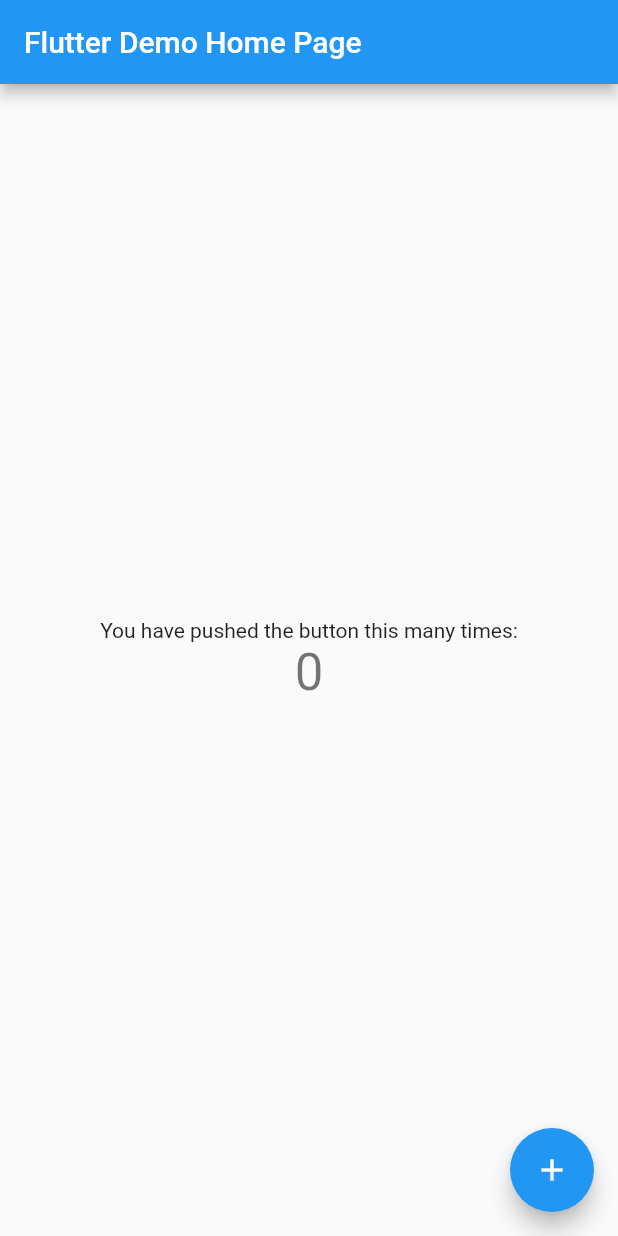
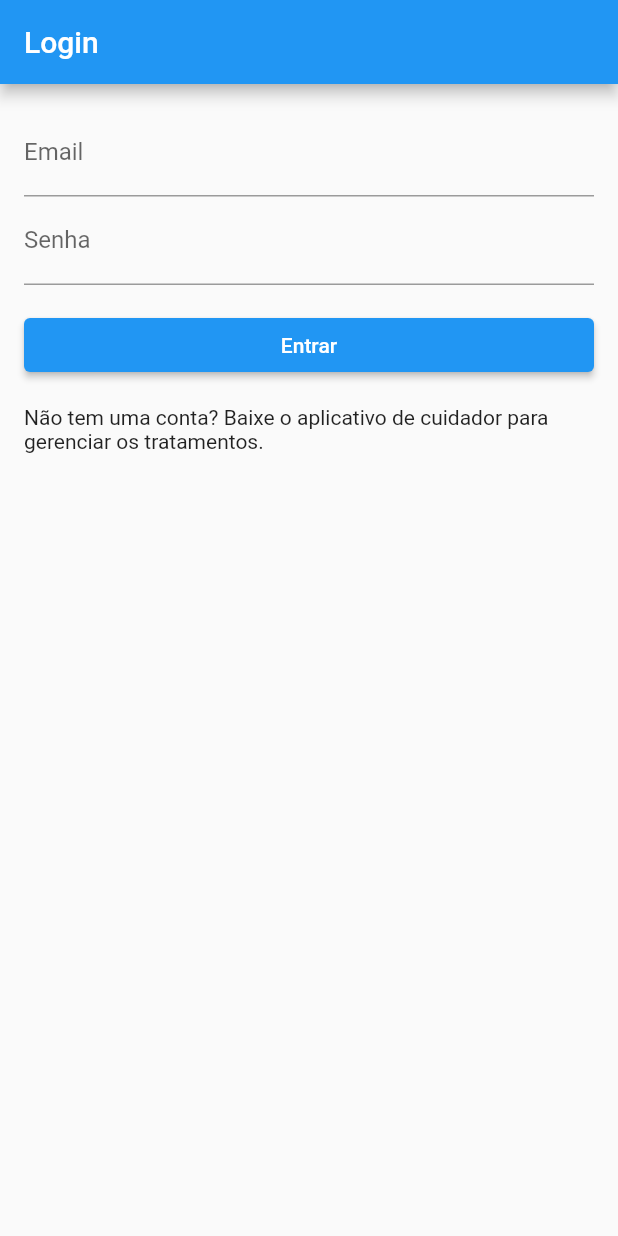
Before and after one commit to brunocmpr/app3idade_patient, a Flutter app: the screen it shows after launch, on a phone screen of 412 x 824 dp. Run offline on Flutter 3.47's test engine with Material 2 defaults, Android fonts, the phone set to English and light mode, and no system bars; our stand-ins replace flutter_secure_storage, shared_preferences.

Commit message:
Create login feature

```diff
--- a/lib/main.dart
+++ b/lib/main.dart
@@ -1,115 +1,22 @@
+import 'package:app3idade_patient/routes/routes.dart';
 import 'package:flutter/material.dart';
 
 void main() {
-  runApp(const MyApp());
+  runApp(const App3Idade());
 }
 
-class MyApp extends StatelessWidget {
-  const MyApp({super.key});
+class App3Idade extends StatelessWidget {
+  const App3Idade({super.key});
 
-  // This widget is the root of your application.
   @override
   Widget build(BuildContext context) {
     return MaterialApp(
-      title: 'Flutter Demo',
+      title: '3ª Idade Fácil',
       theme: ThemeData(
-        // This is the theme of your application.
-        //
-        // Try running your application with "flutter run". You'll see the
-        // application has a blue toolbar. Then, without quitting the app, try
-        // changing the primarySwatch below to Colors.green and then invoke
-        // "hot reload" (press "r" in the console where you ran "flutter run",
-        // or simply save your changes to "hot reload" in a Flutter IDE).
-        // Notice that the counter didn't reset back to zero; the application
-        // is not restarted.
         primarySwatch: Colors.blue,
       ),
-      home: const MyHomePage(title: 'Flutter Demo Home Page'),
+      initialRoute: Routes.login,
+      routes: Routes.routes,
     );
   }
 }
-
-class MyHomePage extends StatefulWidget {
-  const MyHomePage({super.key, required this.title});
-
-  // This widget is the home page of your application. It is stateful, meaning
-  // that it has a State object (defined below) that contains fields that affect
-  // how it looks.
-
-  // This class is the configuration for the state. It holds the values (in this
-  // case the title) provided by the parent (in this case the App widget) and
-  // used by the build method of the State. Fields in a Widget subclass are
-  // always marked "final".
-
-  final String title;
-
-  @override
-  State<MyHomePage> createState() => _MyHomePageState();
-}
-
-class _MyHomePageState extends State<MyHomePage> {
-  int _counter = 0;
-
-  void _incrementCounter() {
-    setState(() {
-      // This call to setState tells the Flutter framework that something has
-      // changed in this State, which causes it to rerun the build method below
-      // so that the display can reflect the updated values. If we changed
-      // _counter without calling setState(), then the build method would not be
-      // called again, and so nothing would appear to happen.
-      _counter++;
-    });
-  }
-
-  @override
-  Widget build(BuildContext context) {
-    // This method is rerun every time setState is called, for instance as done
-    // by the _incrementCounter method above.
-    //
-    // The Flutter framework has been optimized to make rerunning build methods
-    // fast, so that you can just rebuild anything that needs updating rather
-    // than having to individually change instances of widgets.
-    return Scaffold(
-      appBar: AppBar(
-        // Here we take the value from the MyHomePage object that was created by
-        // the App.build method, and use it to set our appbar title.
-        title: Text(widget.title),
-      ),
-      body: Center(
-        // Center is a layout widget. It takes a single child and positions it
-        // in the middle of the parent.
-        child: Column(
-          // Column is also a layout widget. It takes a list of children and
-          // arranges them vertically. By default, it sizes itself to fit its
-          // children horizontally, and tries to be as tall as its parent.
-          //
-          // Invoke "debug painting" (press "p" in the console, choose the
-          // "Toggle Debug Paint" action from the Flutter Inspector in Android
-          // Studio, or the "Toggle Debug Paint" command in Visual Studio Code)
-          // to see the wireframe for each widget.
-          //
-          // Column has various properties to control how it sizes itself and
-          // how it positions its children. Here we use mainAxisAlignment to
-          // center the children vertically; the main axis here is the vertical
-          // axis because Columns are vertical (the cross axis would be
-          // horizontal).
-          mainAxisAlignment: MainAxisAlignment.center,
-          children: <Widget>[
-            const Text(
-              'You have pushed the button this many times:',
-            ),
-            Text(
-              '$_counter',
-              style: Theme.of(context).textTheme.headlineMedium,
-            ),
-          ],
-        ),
-      ),
-      floatingActionButton: FloatingActionButton(
-        onPressed: _incrementCounter,
-        tooltip: 'Increment',
-        child: const Icon(Icons.add),
-      ), // This trailing comma makes auto-formatting nicer for build methods.
-    );
-  }
-}
--- /dev/null
+++ b/lib/routes/routes.dart
@@ -0,0 +1,16 @@
+import 'package:app3idade_patient/views/home_page.dart';
+import 'package:app3idade_patient/views/login_page.dart';
+import 'package:flutter/material.dart';
+
+class Routes {
+  static const login = '/';
+  static const homePage = '/home_page';
+
+  static Map<String, Widget Function(BuildContext)> get routes => {
+        login: (context) => const LoginPage(),
+        homePage: (context) {
+          final arguments = ModalRoute.of(context)!.settings.arguments as String;
+          return HomePage(token: arguments);
+        },
+      };
+}
--- /dev/null
+++ b/lib/services/api.dart
@@ -0,0 +1,21 @@
+import 'dart:convert';
+
+import 'package:app3idade_patient/services/token_buffer.dart';
+import 'package:http/http.dart';
+
+class API {
+  static const String url = "192.168.200.200:8080";
+
+  static String responseBodyToJson(Response response) => utf8.decode(response.bodyBytes);
+
+  static Map<String, String> headerContentTypeJson = {'Content-Type': 'application/json; charset=UTF-8'};
+  static Map<String, String> get headerAuthorization => {'Authorization': TokenBuffer().token};
+
+  static bool isSuccessResponse(BaseResponse response) => (200 <= response.statusCode && response.statusCode <= 299);
+  static bool isClientErrorResponse(BaseResponse response) =>
+      (400 <= response.statusCode && response.statusCode <= 499);
+  static bool isServerErrorResponse(BaseResponse response) =>
+      (500 <= response.statusCode && response.statusCode <= 599);
+  static bool isUnauthorizedOrForbiddenResponse(BaseResponse response) =>
+      (response.statusCode == 401 || response.statusCode == 403);
+}
--- /dev/null
+++ b/lib/services/token_buffer.dart
@@ -0,0 +1,25 @@
+class TokenBuffer {
+  String _token = '';
+
+  String get token => _token;
+
+  set token(String value) {
+    if (value.isNotEmpty) {
+      _token = value;
+    } else {
+      clear();
+    }
+  }
+
+  clear() {
+    _token = '';
+  }
+
+  bool isTokenAvailable() => _token.isNotEmpty;
+
+  TokenBuffer._constructor();
+  static final TokenBuffer _instance = TokenBuffer._constructor();
+  factory TokenBuffer() {
+    return _instance;
+  }
+}
--- /dev/null
+++ b/lib/views/login_page.dart
@@ -0,0 +1,104 @@
+import 'package:app3idade_patient/routes/routes.dart';
+import 'package:app3idade_patient/services/auth_service.dart';
+import 'package:flutter/material.dart';
+
+class LoginPage extends StatefulWidget {
+  const LoginPage({super.key});
+
+  @override
+  State<LoginPage> createState() => _LoginPageState();
+}
+
+class _LoginPageState extends State<LoginPage> {
+  final _formKey = GlobalKey<FormState>();
+  final _emailController = TextEditingController();
+  final _passwordController = TextEditingController();
+  final _authService = AuthService();
+
+  bool _isLoading = false;
+
+  @override
+  void initState() {
+    super.initState();
+    _authService.getToken().then((token) {
+      if (token != null && token.isNotEmpty) {
+        Navigator.of(context).pushNamed(Routes.homePage, arguments: token);
+      }
+    });
+  }
+
+  @override
+  Widget build(BuildContext context) {
+    return Scaffold(
+      appBar: AppBar(
+        title: const Text('Login'),
+      ),
+      body: Form(
+        key: _formKey,
+        child: Padding(
+          padding: const EdgeInsets.all(16.0),
+          child: Column(
+            crossAxisAlignment: CrossAxisAlignment.stretch,
+            children: <Widget>[
+              TextFormField(
+                controller: _emailController,
+                decoration: const InputDecoration(labelText: 'Email'),
+                validator: (value) {
+                  if (value!.isEmpty) {
+                    return 'Preencha o email';
+                  }
+                  return null;
+                },
+              ),
+              TextFormField(
+                controller: _passwordController,
+                decoration: const InputDecoration(labelText: 'Senha'),
+                obscureText: true,
+                validator: (value) {
+                  if (value!.isEmpty) {
+                    return 'Preencha a senha';
+                  }
+                  return null;
+                },
+              ),
+              const SizedBox(height: 16),
+              ElevatedButton(
+                onPressed: _isLoading ? null : () => _submit(context),
+                child: const Text('Entrar'),
+              ),
+              const SizedBox(height: 16),
+              const Text('Não tem uma conta? Baixe o aplicativo de cuidador para gerenciar os tratamentos.'),
+            ],
+          ),
+        ),
+      ),
+    );
+  }
+
+  void _submit(BuildContext context) async {
+    if (_formKey.currentState!.validate()) {
+      setState(() {
+        _isLoading = true;
+      });
+      final email = _emailController.text;
+      final password = _passwordController.text;
+
+      final navigator = Navigator.of(context);
+      final messenger = ScaffoldMessenger.of(context);
+
+      final token = await _authService.login(email, password);
+      setState(() {
+        _isLoading = false;
+      });
+      if (token != null) {
+        navigator.pushReplacementNamed(Routes.homePage, arguments: token);
+      } else {
+        messenger.showSnackBar(
+          const SnackBar(
+            content: Text("Credenciais inválidas"),
+          ),
+        );
+      }
+    }
+  }
+}
--- a/pubspec.yaml
+++ b/pubspec.yaml
@@ -35,6 +35,11 @@
   # The following adds the Cupertino Icons font to your application.
   # Use with the CupertinoIcons class for iOS style icons.
   cupertino_icons: ^1.0.2
+  http: ^0.13.5
+  shared_preferences: ^2.0.18
+  flutter_secure_storage: ^4.1.0
+  image_picker: ^0.8.7+2
+  intl: ^0.18.1
 
 dev_dependencies:
   flutter_test:
```
Also changed, not shown: lib/services/auth_service.dart (added, +101 -0 lines), lib/views/home_page.dart (added, +41 -0 lines), 1 other file.
